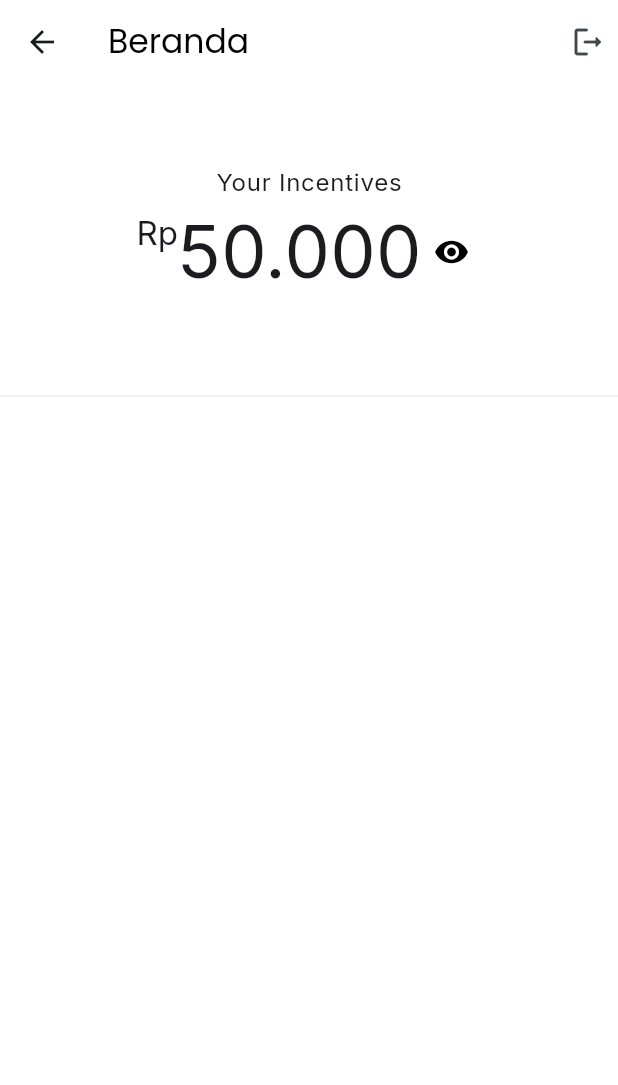
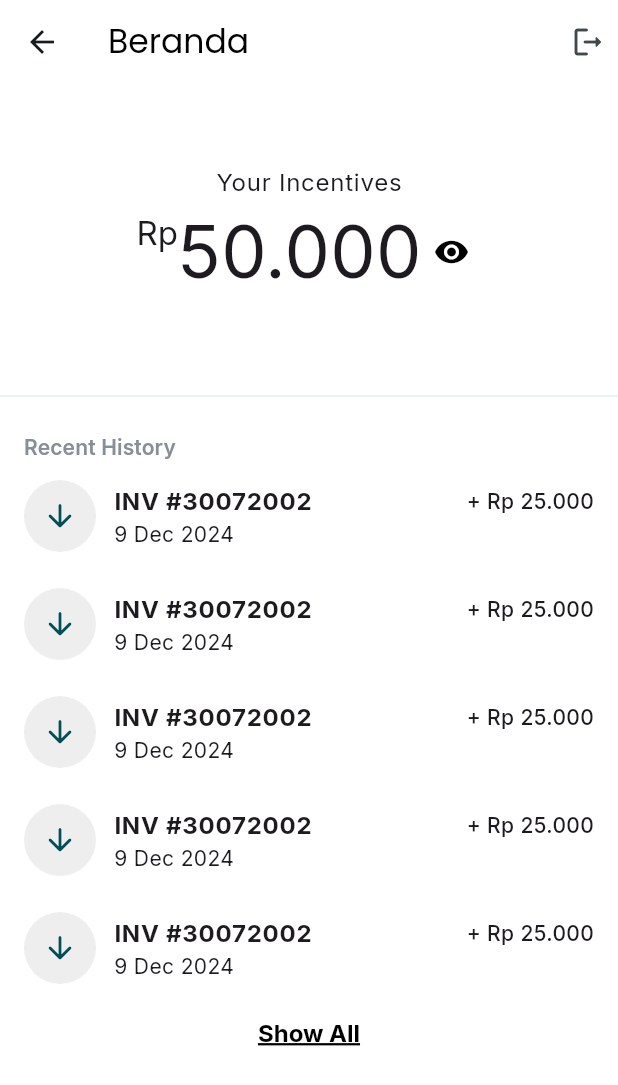
Before and after one commit to planetsurfonline/incentive-app, a Flutter app: the HomePage screen opened directly, on a phone screen of 412 x 824 dp. Shown: the top 1085 px of the screen. Run offline on Flutter 3.47's test engine with Material 3 defaults, Android fonts, the phone set to English and light mode, and no system bars; our stand-ins replace bloc, dio, equatable, flutter_bloc, google_fonts, shared_preferences and 1 more; missing offline and left inert: injector; accounts and stored records are empty; generated files the repository leaves out were written again.

Commit message:
feat(#11 #12/JCW): create recent history section

```diff
--- a/lib/features/incentives/presentation/home_page/pages/home_page.dart
+++ b/lib/features/incentives/presentation/home_page/pages/home_page.dart
@@ -1,5 +1,5 @@
 import 'package:flutter/material.dart';
-import 'package:psm_incentive/features/incentives/presentation/home_page/widgets/incentive_amount.dart';
+import 'package:psm_incentive/features/incentives/presentation/home_page/widgets/widgets.dart';
 import 'package:psm_incentive/utils/extensions/build_context_x.dart';
 import 'package:supabase_flutter/supabase_flutter.dart';
 
@@ -22,9 +22,11 @@ class HomePage extends StatelessWidget {
         ],
       ),
       body: const Column(
+        crossAxisAlignment: CrossAxisAlignment.start,
         children: [
           IncentiveAmount(),
           Divider(),
+          RecentHistorySection(),
         ],
       ),
     );
--- /dev/null
+++ b/lib/features/incentives/presentation/home_page/widgets/recent_history_section.dart
@@ -0,0 +1,50 @@
+import 'package:flutter/material.dart';
+import 'package:psm_incentive/features/incentives/presentation/shared/widgets/incentive_history_item.dart';
+import 'package:psm_incentive/utils/constants.dart';
+
+class RecentHistorySection extends StatelessWidget {
+  const RecentHistorySection({
+    super.key,
+  });
+
+  @override
+  Widget build(BuildContext context) {
+    return Padding(
+      padding: const EdgeInsets.all(padding),
+      child: Column(
+        crossAxisAlignment: CrossAxisAlignment.start,
+        children: [
+          Text(
+            'Recent History',
+            style: Theme.of(context).textTheme.labelLarge?.copyWith(
+                  fontWeight: FontWeight.w600,
+                  color: const Color(0xFF868E96),
+                ),
+          ),
+          const IncentiveHistoryItem(),
+          const IncentiveHistoryItem(),
+          const IncentiveHistoryItem(),
+          const IncentiveHistoryItem(),
+          const IncentiveHistoryItem(),
+          Center(
+            child: TextButton(
+              onPressed: () {
+                // TODO: Change to navigate to history page
+                ScaffoldMessenger.of(context).showSnackBar(
+                  const SnackBar(content: Text('History Page WIP')),
+                );
+              },
+              child: const Text(
+                'Show All',
+                style: TextStyle(
+                  decoration: TextDecoration.underline,
+                  fontWeight: FontWeight.bold,
+                ),
+              ),
+            ),
+          )
+        ],
+      ),
+    );
+  }
+}
--- a/lib/features/incentives/presentation/home_page/widgets/widgets.dart
+++ b/lib/features/incentives/presentation/home_page/widgets/widgets.dart
@@ -1 +1,2 @@
 export 'incentive_amount.dart';
+export 'recent_history_section.dart';
--- /dev/null
+++ b/lib/features/incentives/presentation/shared/widgets/incentive_history_item.dart
@@ -0,0 +1,57 @@
+import 'package:flutter/material.dart';
+import 'package:psm_incentive/utils/constants.dart';
+import 'package:psm_incentive/utils/formatter/number_formatter.dart';
+
+class IncentiveHistoryItem extends StatelessWidget {
+  const IncentiveHistoryItem({super.key});
+
+  @override
+  Widget build(BuildContext context) {
+    return Padding(
+      padding: const EdgeInsets.symmetric(vertical: mediumPadding),
+      child: Row(
+        children: [
+          CircleAvatar(
+            backgroundColor: Colors.grey.shade200,
+            radius: 24,
+            child: const Icon(
+              Icons.arrow_downward_rounded,
+              size: 24,
+            ),
+          ),
+          const SizedBox(width: mediumPadding),
+          Flexible(
+            child: Column(
+              crossAxisAlignment: CrossAxisAlignment.start,
+              children: [
+                Row(
+                  mainAxisAlignment: MainAxisAlignment.spaceBetween,
+                  children: [
+                    Text(
+                      // TODO: Chage to use data from API / mock
+                      'INV #30072002',
+                      style: Theme.of(context)
+                          .textTheme
+                          .bodyLarge
+                          ?.copyWith(fontWeight: FontWeight.bold),
+                    ),
+                    Text(
+                      // TODO: Chage to use data from API / mock
+                      '+ Rp ${NumberFormatter.formatNumber(25000)}',
+                      style: Theme.of(context)
+                          .textTheme
+                          .bodyMedium
+                          ?.copyWith(fontWeight: FontWeight.w500),
+                    )
+                  ],
+                ),
+                // TODO: Use date from API / mock
+                const Text('9 Dec 2024')
+              ],
+            ),
+          )
+        ],
+      ),
+    );
+  }
+}
--- /dev/null
+++ b/lib/features/incentives/presentation/shared/widgets/widgets.dart
@@ -0,0 +1 @@
+export 'incentive_history_item.dart';
```
